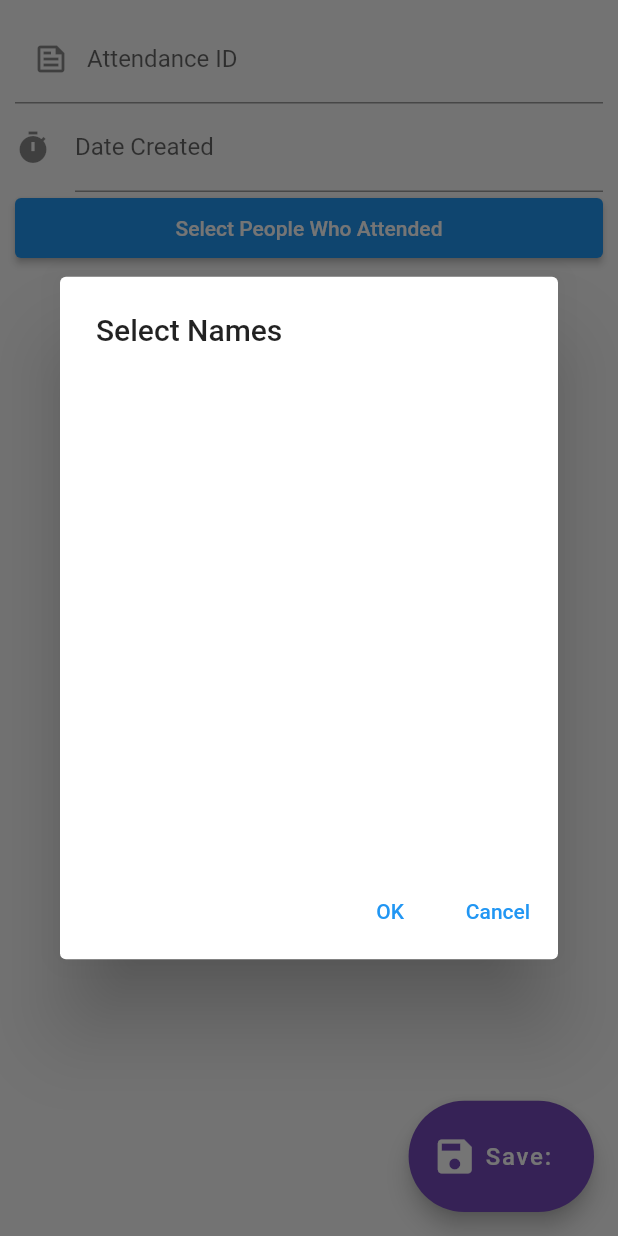
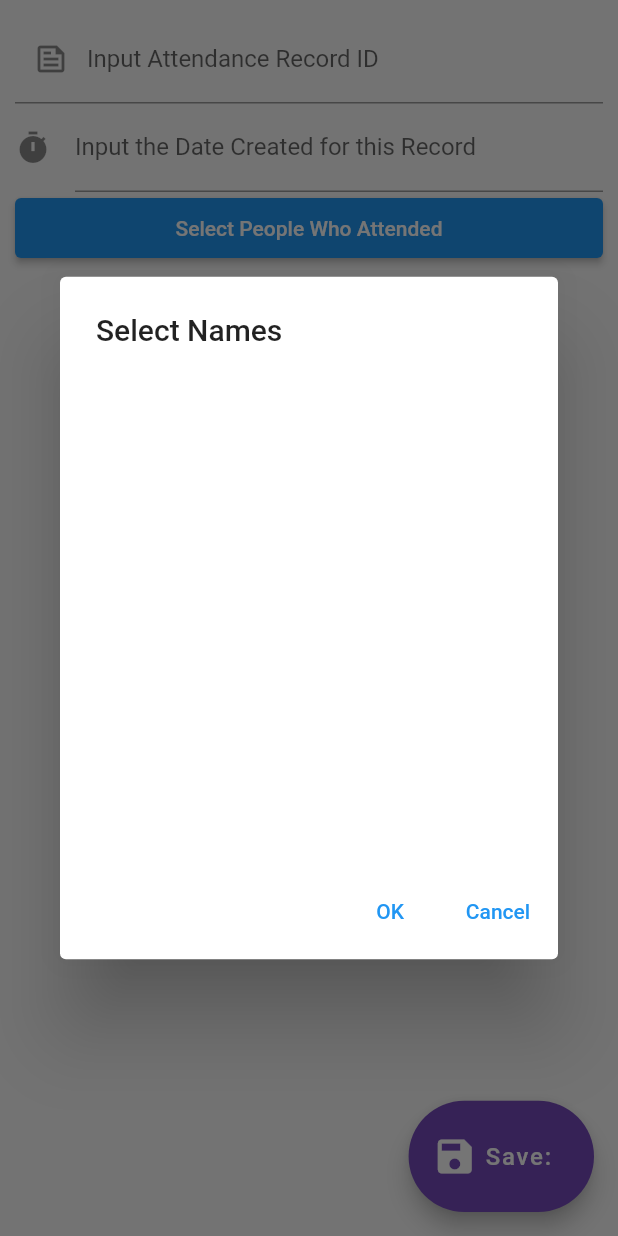
Before and after one commit to Viantae/attendancerecords_vimigo, a Flutter app: the ARP_Body screen opened directly with empty values, after a tap on "Select People Who Attended", on a phone screen of 412 x 824 dp. Run offline on Flutter 3.47's test engine with Material 2 defaults, Android fonts, the light colour scheme and no system bars; our stand-ins replace image_picker, shared_preferences; accounts and stored records are empty.

Commit message:
save data when closed, record adding

```diff
--- a/lib/addrecordpage.dart
+++ b/lib/addrecordpage.dart
@@ -45,11 +45,13 @@ class ARP_State extends State<ARP_Body> {
   final PeopleProvider peopleProvider;
 
   ARP_State({required this.recordProvider, required this.peopleProvider});
-  TextEditingController idInput = TextEditingController();
-  TextEditingController datecreatedInput = TextEditingController();
-  List<TextEditingController> checkinTimeInput = [];
-  List<String> selectedNames = [];
-  bool shouldRefresh = false;
+  TextEditingController recordIDInput = TextEditingController(); // controller to store record ID
+  TextEditingController datecreatedInput = TextEditingController();  // controller to store date created
+  List<TextEditingController> checkinTimeInput = []; // List to store the employee checkintime of each person
+  List<String> checkinTime = []; // List to store the checkintime of each person
+  List<String> selectedNames = [];  // List to store selected persons names
+  List<String> selectedPersonIDs = []; // List to store selected person IDs
+  bool shouldRefresh = false; // for refreshing the page if true
 
 
   // GlobalKey to refresh the page
@@ -62,10 +64,8 @@ class ARP_State extends State<ARP_Body> {
     checkinTimeInput = List.generate(peopleProvider.peopleList.length, (index) => TextEditingController());
     selectedNames = List.generate(peopleProvider.peopleList.length, (index) => "");
   }
-
-  // Shows the list of names
     // Shows the list of names
-  void _showNameSelectionDialog() async {
+  void showNameSelectionDialog() async {
     final selectedPeople = await showDialog(
       context: context,
       builder: (BuildContext context) {
@@ -77,13 +77,47 @@ class ARP_State extends State<ARP_Body> {
       for (int i = 0; i < selectedPeople.length; i++) {
         // Assign the selected names to the corresponding controllers
         selectedNames[i] = selectedPeople[i];
+        // Find the corresponding person ID and add it to the list
+      final selectedPerson = peopleProvider.peopleList.firstWhere(
+          (person) => person.name == selectedNames[i],
+          orElse: () => Person(name: '', id: '', phone: ''), // Handle the case when no matching person is found
+        );
+        selectedPersonIDs.add(selectedPerson.id);
       }
+
 
       // Set the flag to trigger a refresh
       setState(() {
         shouldRefresh = true;
       });
     }
+  }
+
+  void saveRecord() async {
+    //convert texteditingcontroller to List<String>
+    for (int i = 0; i < checkinTimeInput.length; i++) {
+      checkinTime.add(checkinTimeInput[i].text);
+    }
+
+    // Create a Records object with the data from input fields
+    final newRecord = Records(
+      id: recordIDInput.text,
+      personID: selectedPersonIDs,
+      checkinTime: checkinTime, // Join the checkin times into a single string
+      date: datecreatedInput.text,
+    );
+
+    // Add the new record to provider
+    recordProvider.addRecords(newRecord);
+
+    recordIDInput.clear();
+    datecreatedInput.clear();
+    for (final controller in checkinTimeInput) {
+      controller.clear();
+    }
+
+    // Return to record page
+    Navigator.pop(context);
   }
 
   @override
@@ -93,16 +127,7 @@ class ARP_State extends State<ARP_Body> {
           label: 'Save',
           iconData: Icons.save,
           onPressed: () {
-            /*
-            final newRecord = Records(
-                  id: idInput.text,
-                  name: nameInput.text,
-                  phone: phoneInput.text,
-                );
-
-            recordProvider.addRecords(newRecord);
-              */
-            Navigator.pop(context);
+            saveRecord();
           }),
       body: SingleChildScrollView(
         child: Padding(
@@ -111,21 +136,21 @@ class ARP_State extends State<ARP_Body> {
             children: [
               // ID input goes here
               TextField(
-                controller: idInput,
+                controller: recordIDInput,
                 decoration: const InputDecoration(
                   prefixIcon: Icon(Icons.feed_outlined),
-                  labelText: "Attendance ID",
+                  labelText: "Input Attendance Record ID",
                 ),
               ),
 
             // Widget to pick the date record was created
               TimePicker(
               controller: datecreatedInput,
-              labelText: "Date Created",
+              labelText: "Input the Date Created for this Record",
             ),
 
             ElevatedButton(
-              onPressed: _showNameSelectionDialog,
+              onPressed: showNameSelectionDialog,
               child: Text("Select People Who Attended"),
               style: ElevatedButton.styleFrom(
                 minimumSize: Size(double.infinity, 40), // Set a minimum height
@@ -140,7 +165,7 @@ class ARP_State extends State<ARP_Body> {
                     children: [
                       ListTile(
                         title: Text(
-                          selectedNames[i],
+                          "${selectedNames[i]}   id: ${selectedPersonIDs[i]}",
                           style: const TextStyle(
                             fontSize: 18,
                             fontWeight: FontWeight.bold,
--- a/lib/content.dart
+++ b/lib/content.dart
@@ -176,9 +176,6 @@ class _NavigateState extends State<Navigate> {
   @override
   Widget build(BuildContext context) {
     return Scaffold(
-      appBar: AppBar(
-        title: Text('Attendence Records Demo'),
-      ),
       body: _pages[_currentIndex], // Display the currently selected page/screen
       bottomNavigationBar: BottomNavigationBar(
         currentIndex: _currentIndex,
--- a/lib/records.dart
+++ b/lib/records.dart
@@ -4,14 +4,14 @@ import 'dart:convert';
 
 //Records attributes
 class Records {
-  String id, checkinTime, date, personID;
-  bool isPresent;
+  String id, date;
+  List<String> personID;
+  List<String> checkinTime;
 
   Records({
     required this.id,
     required this.checkinTime,
     required this.date,
-    required this.isPresent,
     required this.personID,
   });
 
@@ -19,10 +19,9 @@ class Records {
   factory Records.fromJson(Map<String, dynamic> json) {
     return Records(
       id: json['id'] as String,
-      personID: json['personID'] as String,
-      checkinTime: json['checkinTime'] as String,
+      personID: List<String>.from(json['personID']),
+      checkinTime: List<String>.from(json['checkinTime']),
       date: json['date'] as String,
-      isPresent: json['isPresent'] as bool,
     );
   }
 
@@ -33,7 +32,6 @@ class Records {
       'personID' : personID,
       'checkinTime': checkinTime,
       'date': date,
-      'isPresent': isPresent
     };
   }
 }
@@ -46,12 +44,19 @@ class RecordProvider extends ChangeNotifier {
   List<Records> get recordList => _record; //returns the list of attendance records
   void addRecords(Records Records) {
     _record.add(Records);
+    saveRecords();
     notifyListeners();
   }
 
   void removeRecords(Records Records) {
     _record.remove(Records);
+    saveRecords();
     notifyListeners();
+  }
+
+  void saveRecords() {
+    final peopleRepository = RecordRepository();
+    peopleRepository.saveRecords(_record);
   }
 }
 
```
Also changed, not shown: lib/attrecordpage.dart (+8 -3 lines), lib/people.dart (+7 -0 lines), lib/search.dart (+10 -4 lines).
